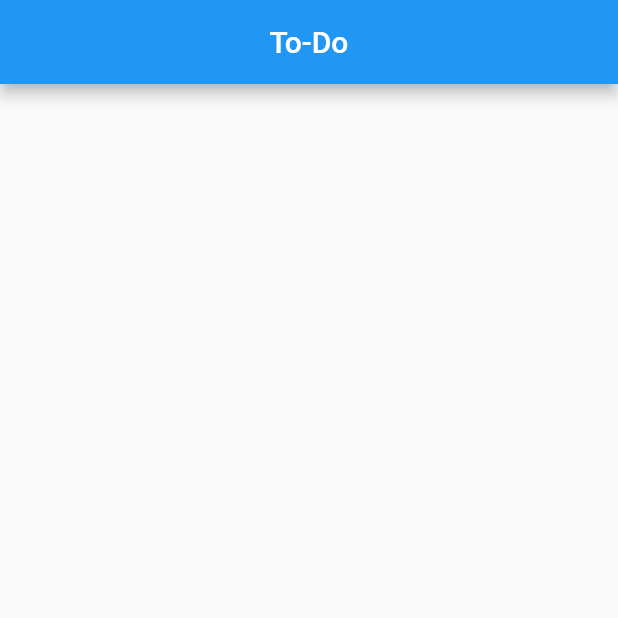
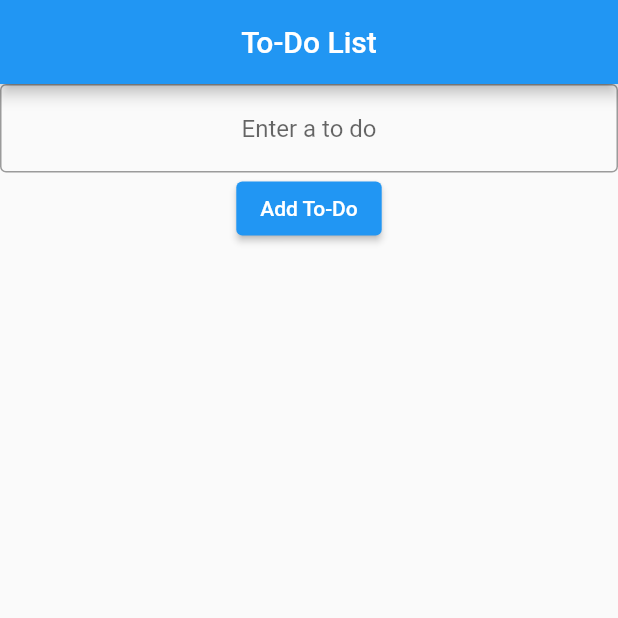
Before and after one commit to stefanomusicman/todo_flutter, a Flutter app: the screen it shows after launch, on a phone screen of 412 x 824 dp, the top half of it. Run offline on Flutter 3.47's test engine with Material 2 defaults, Android fonts, the phone set to English and light mode, and no system bars.

Commit message:
added input bar

```diff
--- a/lib/main.dart
+++ b/lib/main.dart
@@ -11,10 +11,47 @@ class MyApp extends StatelessWidget {
       theme: ThemeData(primaryColor: Colors.blue),
       home: Scaffold(
         appBar: AppBar(
-          title: Text('To-Do'),
+          title: Text('To-Do List'),
           centerTitle: true,
         ),
+        body: InputField(),
       ),
     );
   }
 }
+
+class InputField extends StatefulWidget {
+  const InputField({super.key});
+
+  @override
+  State<InputField> createState() => _InputFieldState();
+}
+
+class _InputFieldState extends State<InputField> {
+  TextEditingController textController = TextEditingController();
+  String displayText = "";
+
+  @override
+  Widget build(BuildContext context) {
+    return Column(
+      children: [
+        TextFormField(
+          textAlign: TextAlign.center,
+          controller: textController,
+          maxLines: null,
+          decoration: const InputDecoration(
+            border: OutlineInputBorder(),
+            hintText: 'Enter a to do',
+          ),
+        ),
+        ElevatedButton(
+            onPressed: () {
+              setState(() {
+                displayText = textController.text;
+              });
+            },
+            child: Text("Add To-Do")),
+      ],
+    );
+  }
+}
```
